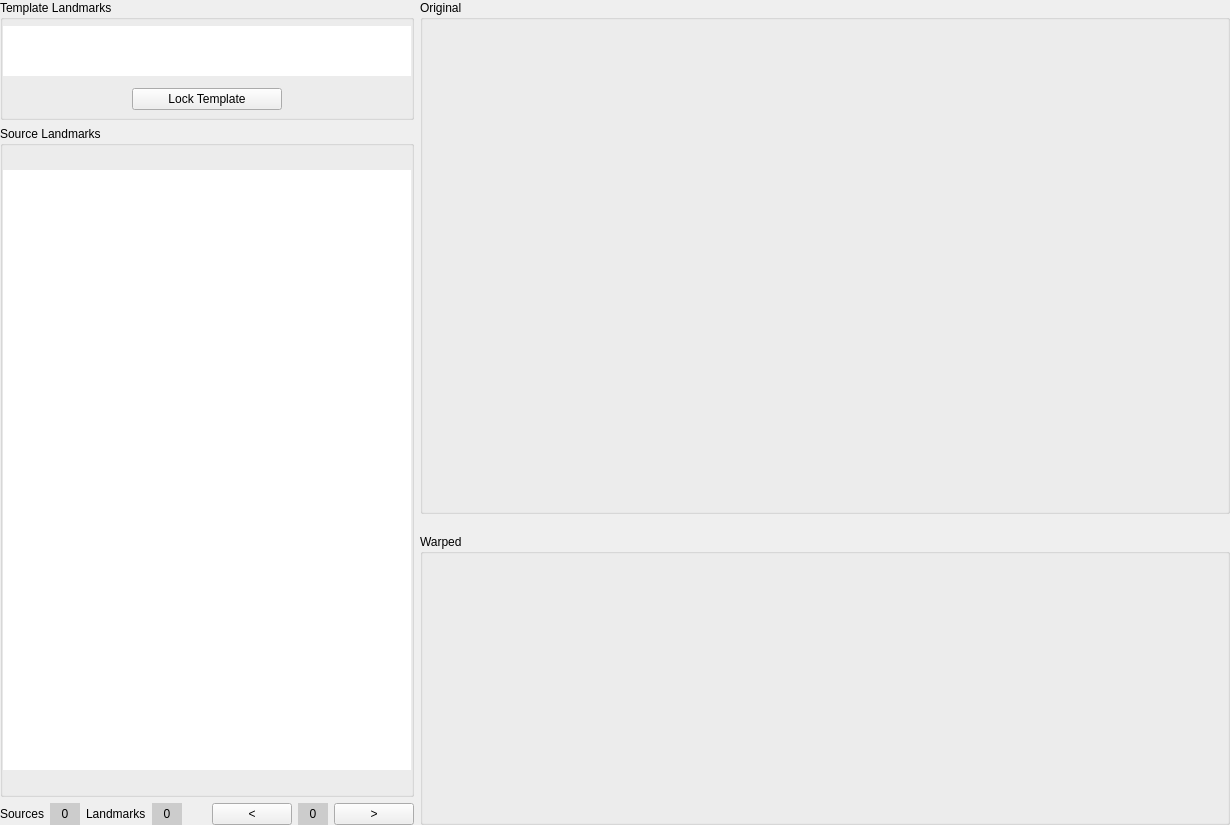
0todd0000/mwarp1d, file mwarp1d/ui/panel_landmarks.ui: the form before one commit.
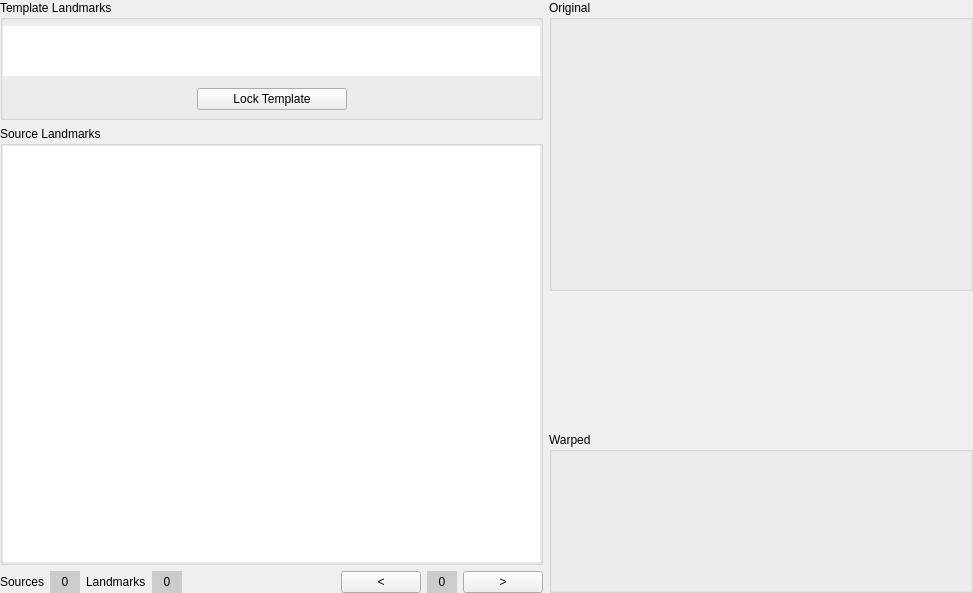
The form after the commit. Custom widgets are drawn as their Qt base class.

The edit to the form file:
```diff
--- a/mwarp1d/ui/panel_landmarks.ui
+++ b/mwarp1d/ui/panel_landmarks.ui
@@ -6,8 +6,8 @@
    <rect>
     <x>0</x>
     <y>0</y>
-    <width>1230</width>
-    <height>825</height>
+    <width>973</width>
+    <height>593</height>
    </rect>
   </property>
   <property name="windowTitle">
@@ -65,7 +65,7 @@
          <widget class="TemplateTable" name="table0">
           <property name="minimumSize">
            <size>
-            <width>400</width>
+            <width>200</width>
             <height>50</height>
            </size>
           </property>
@@ -172,8 +172,8 @@
          <widget class="SourceTable" name="table1">
           <property name="minimumSize">
            <size>
-            <width>400</width>
-            <height>400</height>
+            <width>200</width>
+            <height>200</height>
            </size>
           </property>
           <property name="maximumSize">
@@ -328,8 +328,8 @@
       <widget class="QGroupBox" name="box_figure0">
        <property name="minimumSize">
         <size>
-         <width>810</width>
-         <height>510</height>
+         <width>410</width>
+         <height>255</height>
         </size>
        </property>
        <property name="title">
@@ -340,8 +340,8 @@
          <widget class="FigureLandmarks" name="figure0" native="true">
           <property name="minimumSize">
            <size>
-            <width>800</width>
-            <height>500</height>
+            <width>400</width>
+            <height>250</height>
            </size>
           </property>
           <property name="maximumSize">
@@ -381,8 +381,8 @@
          <widget class="FigureLandmarksRegistered" name="figure1" native="true">
           <property name="minimumSize">
            <size>
-            <width>500</width>
-            <height>250</height>
+            <width>240</width>
+            <height>120</height>
            </size>
           </property>
           <property name="maximumSize">
```
